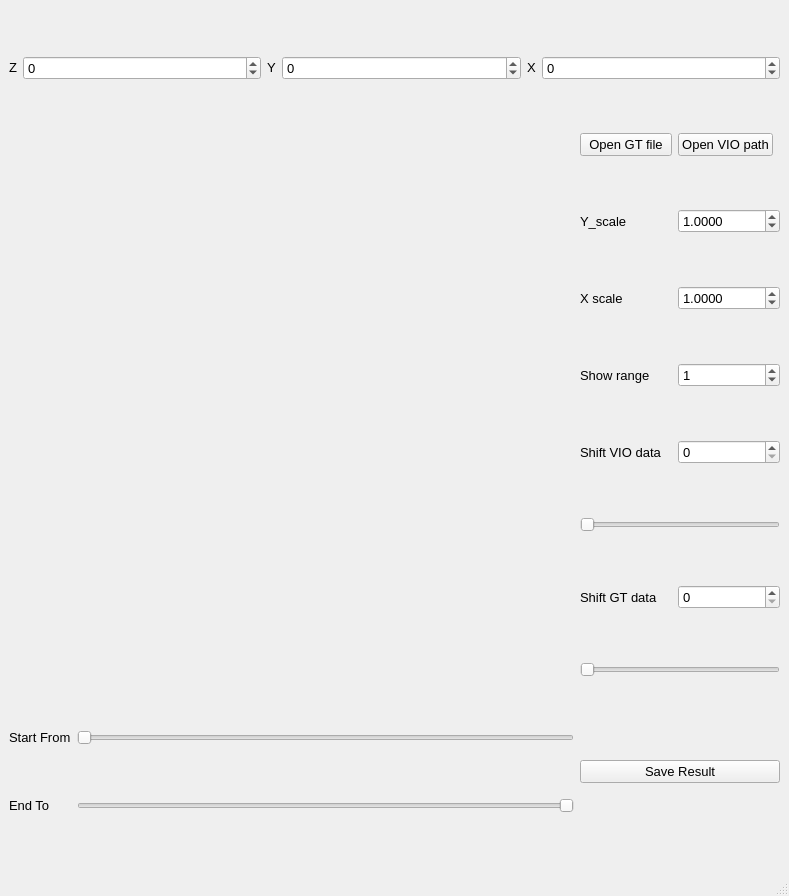
Above: ui/main.ui from Jaron0211/vicon_alignment_tools before the change. Below: the same form after it.
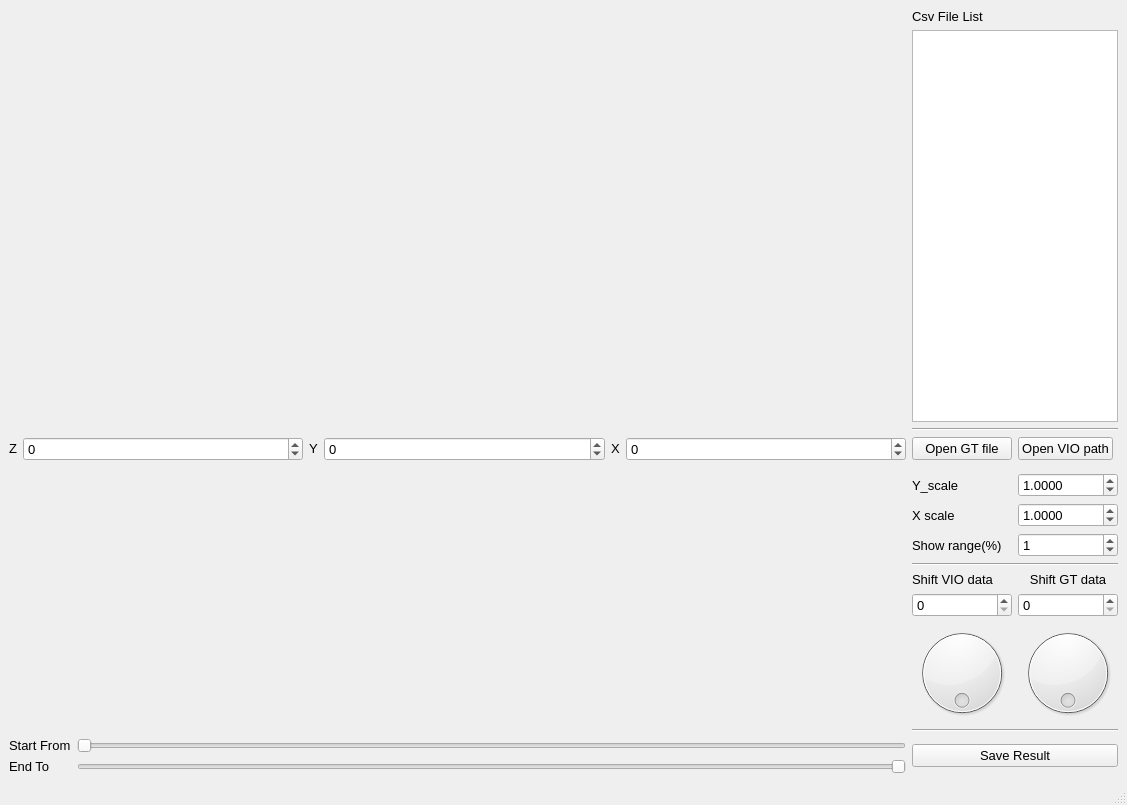
That is the form after the change.

Commit message: update to multi file, progress on data input

The edit to the form file:
```diff
--- a/ui/main.ui
+++ b/ui/main.ui
@@ -6,8 +6,8 @@
    <rect>
     <x>0</x>
     <y>0</y>
-    <width>789</width>
-    <height>896</height>
+    <width>1127</width>
+    <height>805</height>
    </rect>
   </property>
   <property name="minimumSize">
@@ -45,75 +45,23 @@
   </property>
   <widget class="QWidget" name="centralwidget">
    <layout class="QGridLayout" name="gridLayout">
-    <item row="8" column="3">
+    <item row="10" column="3">
      <widget class="QSpinBox" name="offset_spinbox">
+      <property name="sizePolicy">
+       <sizepolicy hsizetype="Minimum" vsizetype="Minimum">
+        <horstretch>0</horstretch>
+        <verstretch>0</verstretch>
+       </sizepolicy>
+      </property>
       <property name="maximum">
        <number>10000</number>
       </property>
      </widget>
     </item>
-    <item row="11" column="1">
-     <widget class="QSlider" name="Start_from">
-      <property name="maximum">
-       <number>100</number>
-      </property>
-      <property name="pageStep">
-       <number>1</number>
-      </property>
-      <property name="orientation">
-       <enum>Qt::Horizontal</enum>
-      </property>
-     </widget>
-    </item>
-    <item row="2" column="2">
-     <widget class="QPushButton" name="GT_file">
-      <property name="text">
-       <string>Open GT file</string>
-      </property>
-     </widget>
-    </item>
-    <item row="9" column="2" colspan="2">
-     <widget class="QSlider" name="gt_shifter">
-      <property name="minimumSize">
-       <size>
-        <width>200</width>
-        <height>0</height>
-       </size>
-      </property>
-      <property name="maximumSize">
-       <size>
-        <width>300</width>
-        <height>16777215</height>
-       </size>
-      </property>
-      <property name="pageStep">
-       <number>1</number>
-      </property>
-      <property name="orientation">
-       <enum>Qt::Horizontal</enum>
-      </property>
-     </widget>
-    </item>
-    <item row="4" column="3">
-     <widget class="QDoubleSpinBox" name="xscale_spinbox">
-      <property name="decimals">
-       <number>4</number>
-      </property>
-      <property name="maximum">
-       <double>100.000000000000000</double>
-      </property>
-      <property name="singleStep">
-       <double>0.100000000000000</double>
-      </property>
-      <property name="value">
-       <double>1.000000000000000</double>
-      </property>
-     </widget>
-    </item>
-    <item row="8" column="2">
+    <item row="9" column="3">
      <widget class="QLabel" name="label_6">
       <property name="sizePolicy">
-       <sizepolicy hsizetype="Maximum" vsizetype="Preferred">
+       <sizepolicy hsizetype="Minimum" vsizetype="Minimum">
         <horstretch>0</horstretch>
         <verstretch>0</verstretch>
        </sizepolicy>
@@ -121,29 +69,68 @@
       <property name="text">
        <string>Shift GT data</string>
       </property>
+      <property name="alignment">
+       <set>Qt::AlignCenter</set>
+      </property>
      </widget>
     </item>
-    <item row="11" column="0">
+    <item row="0" column="2" colspan="2">
+     <widget class="QLabel" name="label_11">
+      <property name="sizePolicy">
+       <sizepolicy hsizetype="Preferred" vsizetype="Maximum">
+        <horstretch>0</horstretch>
+        <verstretch>0</verstretch>
+       </sizepolicy>
+      </property>
+      <property name="text">
+       <string>Csv File List</string>
+      </property>
+     </widget>
+    </item>
+    <item row="13" column="1">
+     <widget class="QSlider" name="Start_from">
+      <property name="maximum">
+       <number>100</number>
+      </property>
+      <property name="pageStep">
+       <number>1</number>
+      </property>
+      <property name="orientation">
+       <enum>Qt::Horizontal</enum>
+      </property>
+     </widget>
+    </item>
+    <item row="7" column="3">
+     <widget class="QSpinBox" name="range_spinbox">
+      <property name="maximum">
+       <number>10000</number>
+      </property>
+      <property name="value">
+       <number>1</number>
+      </property>
+     </widget>
+    </item>
+    <item row="5" column="2">
+     <widget class="QLabel" name="label_2">
+      <property name="sizePolicy">
+       <sizepolicy hsizetype="Maximum" vsizetype="Preferred">
+        <horstretch>0</horstretch>
+        <verstretch>0</verstretch>
+       </sizepolicy>
+      </property>
+      <property name="text">
+       <string>Y_scale</string>
+      </property>
+     </widget>
+    </item>
+    <item row="13" column="0">
      <widget class="QLabel" name="label_3">
       <property name="text">
        <string>Start From</string>
       </property>
      </widget>
     </item>
-    <item row="2" column="3">
-     <widget class="QPushButton" name="VIO_file">
-      <property name="sizePolicy">
-       <sizepolicy hsizetype="Maximum" vsizetype="Fixed">
-        <horstretch>0</horstretch>
-        <verstretch>0</verstretch>
-       </sizepolicy>
-      </property>
-      <property name="text">
-       <string>Open VIO path</string>
-      </property>
-     </widget>
-    </item>
-    <item row="5" column="2">
+    <item row="7" column="2">
      <widget class="QLabel" name="label_4">
       <property name="sizePolicy">
        <sizepolicy hsizetype="Maximum" vsizetype="Preferred">
@@ -152,48 +139,58 @@
        </sizepolicy>
       </property>
       <property name="text">
-       <string>Show range</string>
+       <string>Show range(%)</string>
       </property>
      </widget>
     </item>
-    <item row="11" column="2" rowspan="2" colspan="2">
-     <widget class="QPushButton" name="save_result">
-      <property name="sizePolicy">
-       <sizepolicy hsizetype="Minimum" vsizetype="Fixed">
-        <horstretch>0</horstretch>
-        <verstretch>0</verstretch>
-       </sizepolicy>
-      </property>
-      <property name="text">
-       <string>Save Result</string>
-      </property>
-     </widget>
-    </item>
-    <item row="5" column="3">
-     <widget class="QSpinBox" name="range_spinbox">
+    <item row="14" column="1">
+     <widget class="QSlider" name="End_to">
       <property name="maximum">
-       <number>10000</number>
+       <number>100</number>
       </property>
-      <property name="value">
+      <property name="pageStep">
        <number>1</number>
       </property>
+      <property name="orientation">
+       <enum>Qt::Horizontal</enum>
+      </property>
+      <property name="invertedAppearance">
+       <bool>true</bool>
+      </property>
      </widget>
     </item>
-    <item row="6" column="3">
+    <item row="8" column="2" colspan="2">
+     <widget class="Line" name="line">
+      <property name="orientation">
+       <enum>Qt::Horizontal</enum>
+      </property>
+     </widget>
+    </item>
+    <item row="10" column="2">
      <widget class="QSpinBox" name="nav_offset_spinbox">
+      <property name="sizePolicy">
+       <sizepolicy hsizetype="Minimum" vsizetype="Minimum">
+        <horstretch>0</horstretch>
+        <verstretch>0</verstretch>
+       </sizepolicy>
+      </property>
       <property name="value">
        <number>0</number>
       </property>
      </widget>
     </item>
-    <item row="3" column="3">
-     <widget class="QDoubleSpinBox" name="yscale_spinbox">
+    <item row="12" column="2" colspan="2">
+     <widget class="Line" name="line_2">
+      <property name="orientation">
+       <enum>Qt::Horizontal</enum>
+      </property>
+     </widget>
+    </item>
+    <item row="6" column="3">
+     <widget class="QDoubleSpinBox" name="xscale_spinbox">
       <property name="decimals">
        <number>4</number>
       </property>
-      <property name="minimum">
-       <double>0.000000000000000</double>
-      </property>
       <property name="maximum">
        <double>100.000000000000000</double>
       </property>
@@ -205,7 +202,57 @@
       </property>
      </widget>
     </item>
-    <item row="1" column="0" colspan="4">
+    <item row="14" column="0">
+     <widget class="QLabel" name="label_7">
+      <property name="text">
+       <string>End To</string>
+      </property>
+     </widget>
+    </item>
+    <item row="9" column="2">
+     <widget class="QLabel" name="label_5">
+      <property name="sizePolicy">
+       <sizepolicy hsizetype="Minimum" vsizetype="Preferred">
+        <horstretch>0</horstretch>
+        <verstretch>0</verstretch>
+       </sizepolicy>
+      </property>
+      <property name="text">
+       <string>Shift VIO data</string>
+      </property>
+     </widget>
+    </item>
+    <item row="11" column="3">
+     <widget class="QDial" name="dial_gt_shift">
+      <property name="wrapping">
+       <bool>true</bool>
+      </property>
+     </widget>
+    </item>
+    <item row="1" column="2" colspan="2">
+     <widget class="QListWidget" name="listWidget_CsvList"/>
+    </item>
+    <item row="2" column="2" colspan="2">
+     <widget class="Line" name="line_3">
+      <property name="orientation">
+       <enum>Qt::Horizontal</enum>
+      </property>
+     </widget>
+    </item>
+    <item row="6" column="2">
+     <widget class="QLabel" name="label">
+      <property name="sizePolicy">
+       <sizepolicy hsizetype="Maximum" vsizetype="Preferred">
+        <horstretch>0</horstretch>
+        <verstretch>0</verstretch>
+       </sizepolicy>
+      </property>
+      <property name="text">
+       <string>X scale</string>
+      </property>
+     </widget>
+    </item>
+    <item row="3" column="0" colspan="2">
      <layout class="QHBoxLayout" name="horizontalLayout_2">
       <property name="spacing">
        <number>6</number>
@@ -303,103 +350,77 @@
      </layout>
     </item>
     <item row="3" column="2">
-     <widget class="QLabel" name="label_2">
-      <property name="sizePolicy">
-       <sizepolicy hsizetype="Maximum" vsizetype="Preferred">
-        <horstretch>0</horstretch>
-        <verstretch>0</verstretch>
-       </sizepolicy>
-      </property>
+     <widget class="QPushButton" name="GT_file">
       <property name="text">
-       <string>Y_scale</string>
+       <string>Open GT file</string>
       </property>
      </widget>
     </item>
-    <item row="6" column="2">
-     <widget class="QLabel" name="label_5">
-      <property name="sizePolicy">
-       <sizepolicy hsizetype="Maximum" vsizetype="Preferred">
-        <horstretch>0</horstretch>
-        <verstretch>0</verstretch>
-       </sizepolicy>
-      </property>
-      <property name="text">
-       <string>Shift VIO data</string>
-      </property>
-     </widget>
-    </item>
-    <item row="4" column="2">
-     <widget class="QLabel" name="label">
-      <property name="sizePolicy">
-       <sizepolicy hsizetype="Maximum" vsizetype="Preferred">
-        <horstretch>0</horstretch>
-        <verstretch>0</verstretch>
-       </sizepolicy>
-      </property>
-      <property name="text">
-       <string>X scale</string>
-      </property>
-     </widget>
-    </item>
-    <item row="12" column="1">
-     <widget class="QSlider" name="End_to">
-      <property name="maximum">
-       <number>100</number>
-      </property>
-      <property name="pageStep">
-       <number>1</number>
-      </property>
+    <item row="11" column="2">
+     <widget class="QDial" name="dial_vio_shift">
       <property name="orientation">
        <enum>Qt::Horizontal</enum>
       </property>
-      <property name="invertedAppearance">
+      <property name="wrapping">
        <bool>true</bool>
       </property>
      </widget>
     </item>
-    <item row="7" column="2" colspan="2">
-     <widget class="QSlider" name="vio_shifter">
-      <property name="minimumSize">
-       <size>
-        <width>200</width>
-        <height>0</height>
-       </size>
+    <item row="13" column="2" rowspan="2" colspan="2">
+     <widget class="QPushButton" name="save_result">
+      <property name="sizePolicy">
+       <sizepolicy hsizetype="Minimum" vsizetype="Fixed">
+        <horstretch>0</horstretch>
+        <verstretch>0</verstretch>
+       </sizepolicy>
       </property>
-      <property name="maximumSize">
-       <size>
-        <width>300</width>
-        <height>16777215</height>
-       </size>
+      <property name="text">
+       <string>Save Result</string>
       </property>
-      <property name="pageStep">
-       <number>1</number>
-      </property>
-      <property name="orientation">
-       <enum>Qt::Horizontal</enum>
-      </property>
      </widget>
     </item>
-    <item row="12" column="0">
-     <widget class="QLabel" name="label_7">
+    <item row="3" column="3">
+     <widget class="QPushButton" name="VIO_file">
+      <property name="sizePolicy">
+       <sizepolicy hsizetype="Maximum" vsizetype="Fixed">
+        <horstretch>0</horstretch>
+        <verstretch>0</verstretch>
+       </sizepolicy>
+      </property>
       <property name="text">
-       <string>End To</string>
+       <string>Open VIO path</string>
       </property>
      </widget>
     </item>
-    <item row="2" column="0" rowspan="8" colspan="2">
-     <layout class="QGridLayout" name="canvas_layout">
-      <property name="sizeConstraint">
-       <enum>QLayout::SetMaximumSize</enum>
-      </property>
-     </layout>
-    </item>
-    <item row="0" column="0" colspan="4">
+    <item row="0" column="0" rowspan="3" colspan="2">
      <layout class="QGridLayout" name="canvas_3d_layout">
       <property name="sizeConstraint">
        <enum>QLayout::SetMaximumSize</enum>
       </property>
      </layout>
     </item>
+    <item row="5" column="3">
+     <widget class="QDoubleSpinBox" name="yscale_spinbox">
+      <property name="decimals">
+       <number>4</number>
+      </property>
+      <property name="minimum">
+       <double>0.000000000000000</double>
+      </property>
+      <property name="maximum">
+       <double>100.000000000000000</double>
+      </property>
+      <property name="singleStep">
+       <double>0.100000000000000</double>
+      </property>
+      <property name="value">
+       <double>1.000000000000000</double>
+      </property>
+     </widget>
+    </item>
+    <item row="4" column="0" rowspan="8" colspan="2">
+     <layout class="QVBoxLayout" name="canvas_layout"/>
+    </item>
    </layout>
   </widget>
   <widget class="QMenuBar" name="menubar">
```
Left out of the diff: 2 changed lines with no effect on the pictures. The commit also changes 3 other files.
